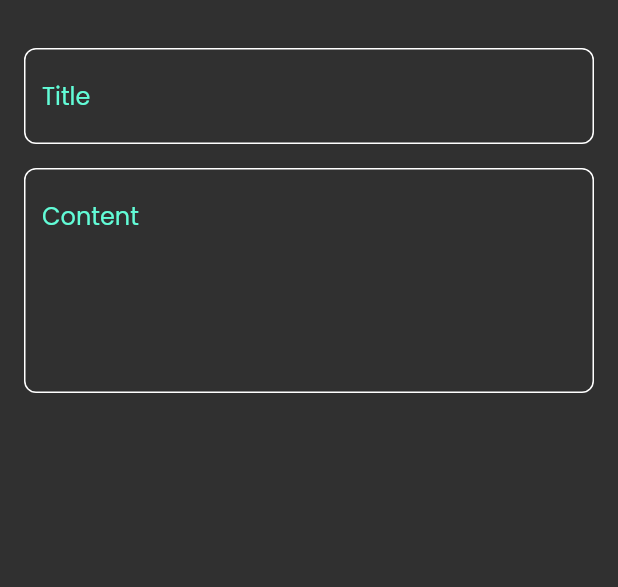
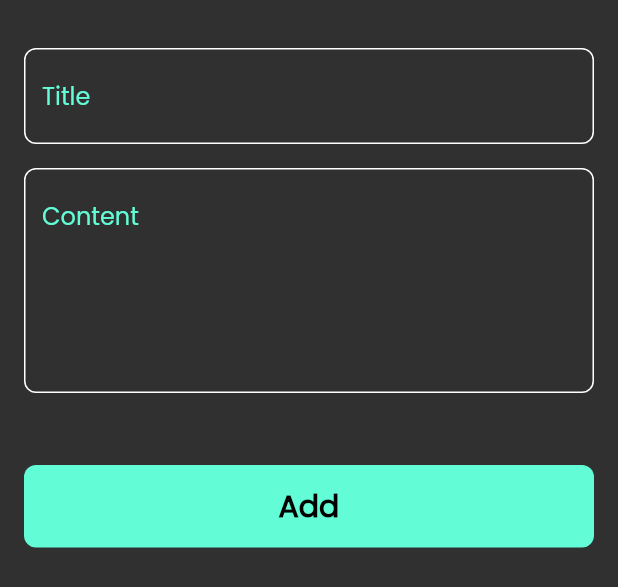
Before and after one commit to MostafaSoubi7/notes_app, a Flutter app: the AddNoteButtomSheet widget shown alone on an empty page, opened directly, on a phone screen of 412 x 824 dp. Shown: the top 587 px of the screen. Run offline on Flutter 3.47's test engine with Material 3 defaults, Android fonts, the phone set to English and light mode, and no system bars; our stand-ins replace font_awesome_flutter.

Commit message:
finish notes bottom sheet

```diff
--- a/lib/views/widgets/add_note_buttom_sheet.dart
+++ b/lib/views/widgets/add_note_buttom_sheet.dart
@@ -1,4 +1,5 @@
 import 'package:flutter/material.dart';
+import 'package:notes_app/views/widgets/custom_button.dart';
 import 'package:notes_app/views/widgets/custom_text_field.dart';
 
 class AddNoteButtomSheet extends StatelessWidget {
@@ -8,6 +9,7 @@ class AddNoteButtomSheet extends StatelessWidget {
   Widget build(BuildContext context) {
     return const Padding(
       padding: EdgeInsets.symmetric(horizontal: 16),
+      child: SingleChildScrollView(
         child: Column(
           children: [
             SizedBox(
@@ -23,7 +25,15 @@ class AddNoteButtomSheet extends StatelessWidget {
               hint: "Content",
               maxLines: 5,
             ),
+            SizedBox(
+              height: 48,
+            ),
+            CustomButton(),
+            SizedBox(
+              height: 16,
+            ),
           ],
+        ),
       ),
     );
   }
--- /dev/null
+++ b/lib/views/widgets/custom_button.dart
@@ -0,0 +1,28 @@
+import 'package:flutter/material.dart';
+import 'package:notes_app/constant.dart';
+
+class CustomButton extends StatelessWidget {
+  const CustomButton({super.key});
+
+  @override
+  Widget build(BuildContext context) {
+    return Container(
+      width: MediaQuery.of(context).size.width,
+      height: 55,
+      decoration: BoxDecoration(
+        color: kPrimaryColor,
+        borderRadius: BorderRadius.circular(8),
+      ),
+      child: const Center(
+        child: Text(
+          "Add",
+          style: TextStyle(
+            color: Colors.black,
+            fontSize: 20,
+            fontWeight: FontWeight.bold,
+          ),
+        ),
+      ),
+    );
+  }
+}
```
Lines whose indentation alone changed are shown as unchanged.
